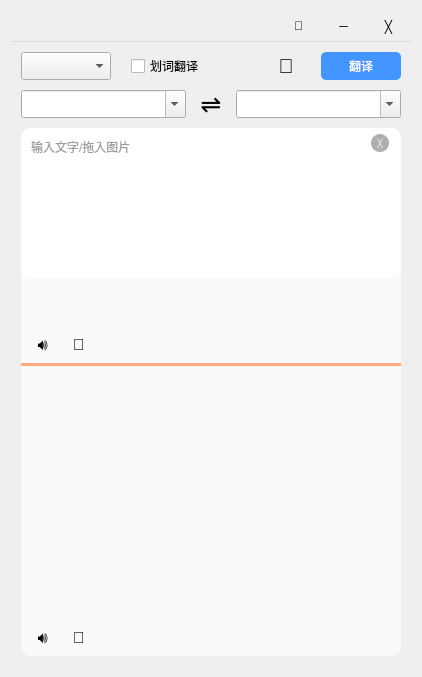
First picture: the form in translator/ui/MainWindow.ui, repository mtrdong/translator_pyqt5, before the edit.
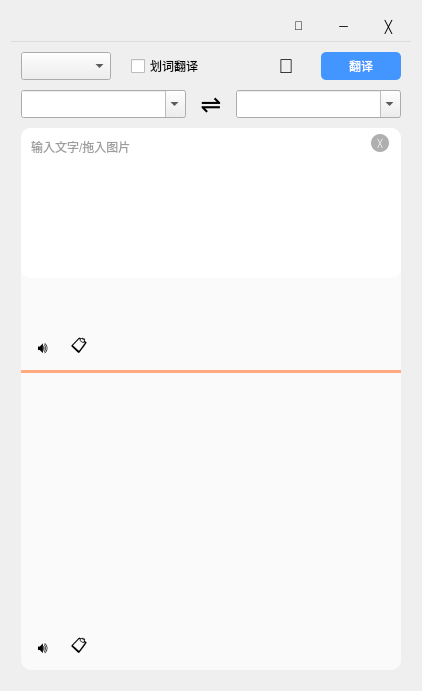
Second picture: the form after the edit.

Patch:
```diff
--- a/translator/ui/MainWindow.ui
+++ b/translator/ui/MainWindow.ui
@@ -535,7 +535,7 @@
                    <string>复制</string>
                   </property>
                   <property name="text">
-                   <string>📑</string>
+                   <string>📋</string>
                   </property>
                  </widget>
                 </item>
@@ -638,7 +638,7 @@
                  <string>复制</string>
                 </property>
                 <property name="text">
-                 <string>📑</string>
+                 <string>📋</string>
                 </property>
                </widget>
               </item>
```
